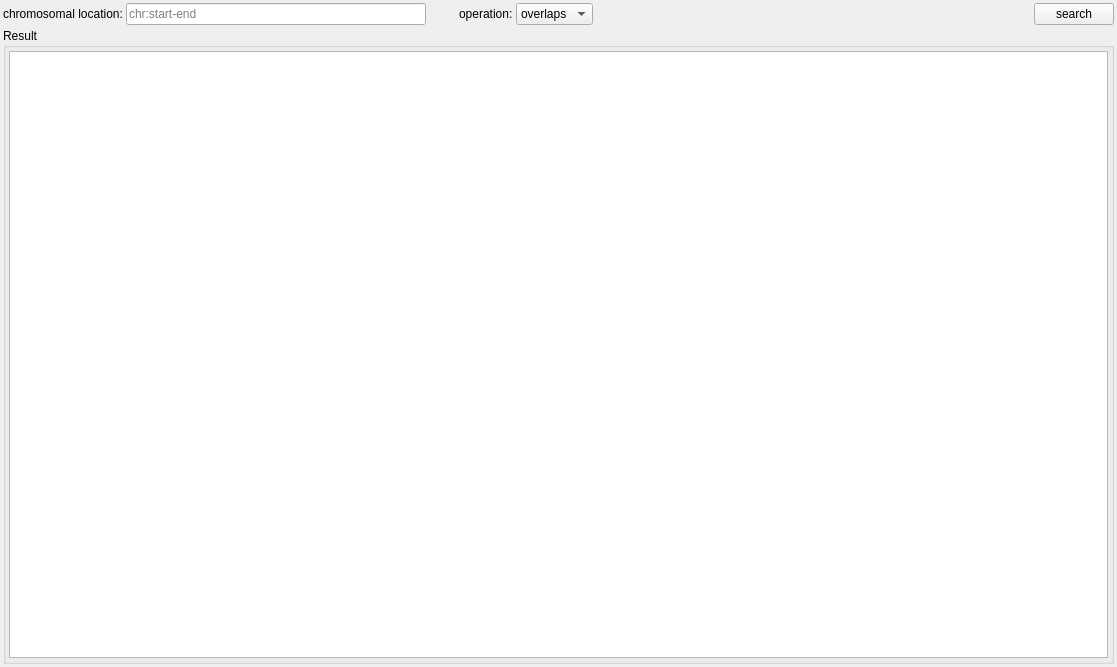
Above: src/GSvar/CnvSearchWidget.ui from imgag/ngs-bits before the change. Below: the same form after it.
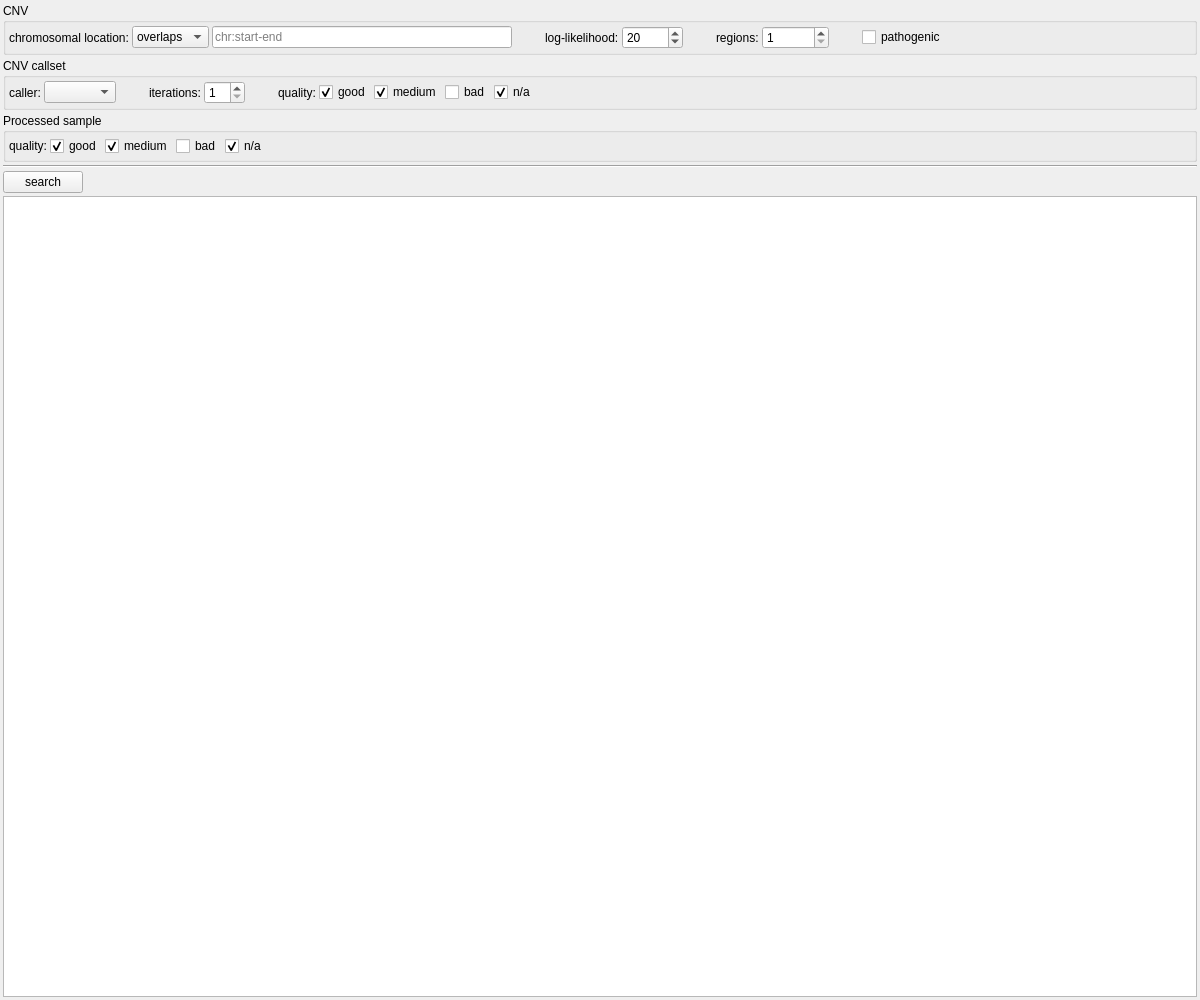
That is the form after the change. Custom widgets are drawn as their Qt base class.

Commit message: First version of CNV search widget.

Diff of the .ui file:
```diff
--- a/src/GSvar/CnvSearchWidget.ui
+++ b/src/GSvar/CnvSearchWidget.ui
@@ -6,14 +6,20 @@
    <rect>
     <x>0</x>
     <y>0</y>
-    <width>1117</width>
-    <height>667</height>
+    <width>1200</width>
+    <height>1000</height>
    </rect>
   </property>
+  <property name="minimumSize">
+   <size>
+    <width>1200</width>
+    <height>1000</height>
+   </size>
+  </property>
   <property name="windowTitle">
    <string>Form</string>
   </property>
-  <layout class="QVBoxLayout" name="verticalLayout_2">
+  <layout class="QVBoxLayout" name="verticalLayout_2" stretch="0,0,0,0,0,0">
    <property name="spacing">
     <number>3</number>
    </property>
@@ -30,10 +36,29 @@
     <number>3</number>
    </property>
    <item>
-    <layout class="QHBoxLayout" name="horizontalLayout">
+    <widget class="QGroupBox" name="groupBox_4">
+     <property name="title">
+      <string>CNV</string>
+     </property>
+     <property name="flat">
+      <bool>true</bool>
+     </property>
+     <layout class="QHBoxLayout" name="horizontalLayout_2">
      <property name="spacing">
       <number>3</number>
      </property>
+      <property name="leftMargin">
+       <number>3</number>
+      </property>
+      <property name="topMargin">
+       <number>3</number>
+      </property>
+      <property name="rightMargin">
+       <number>3</number>
+      </property>
+      <property name="bottomMargin">
+       <number>3</number>
+      </property>
      <item>
       <widget class="QLabel" name="label">
        <property name="text">
@@ -41,6 +66,20 @@
        </property>
       </widget>
      </item>
+      <item>
+       <widget class="QComboBox" name="operation">
+        <item>
+         <property name="text">
+          <string>overlaps</string>
+         </property>
+        </item>
+        <item>
+         <property name="text">
+          <string>contains</string>
+         </property>
+        </item>
+       </widget>
+      </item>
      <item>
       <widget class="QLineEdit" name="coordinates">
        <property name="minimumSize">
@@ -61,7 +100,7 @@
       </widget>
      </item>
      <item>
-      <spacer name="horizontalSpacer_2">
+       <spacer name="horizontalSpacer_7">
        <property name="orientation">
         <enum>Qt::Horizontal</enum>
        </property>
@@ -71,30 +110,100 @@
        <property name="sizeHint" stdset="0">
         <size>
          <width>30</width>
-         <height>5</height>
+          <height>10</height>
         </size>
        </property>
       </spacer>
      </item>
      <item>
-      <widget class="QLabel" name="label_2">
+       <widget class="QLabel" name="label_6">
        <property name="text">
-        <string>operation:</string>
+         <string>log-likelihood:</string>
        </property>
       </widget>
      </item>
      <item>
-      <widget class="QComboBox" name="operation">
+       <widget class="QSpinBox" name="ll">
+        <property name="toolTip">
+         <string>Minimum log-likelihood (only for caller ClinCNV).</string>
+        </property>
+        <property name="minimum">
+         <number>1</number>
+        </property>
+        <property name="maximum">
+         <number>10000</number>
+        </property>
+        <property name="singleStep">
+         <number>5</number>
+        </property>
+        <property name="value">
+         <number>20</number>
+        </property>
+       </widget>
+      </item>
        <item>
-        <property name="text">
-         <string>overlaps</string>
+       <spacer name="horizontalSpacer_8">
+        <property name="orientation">
+         <enum>Qt::Horizontal</enum>
         </property>
+        <property name="sizeType">
+         <enum>QSizePolicy::Fixed</enum>
+        </property>
+        <property name="sizeHint" stdset="0">
+         <size>
+          <width>30</width>
+          <height>10</height>
+         </size>
+        </property>
+       </spacer>
        </item>
        <item>
+       <widget class="QLabel" name="label_7">
         <property name="text">
-         <string>contains</string>
+         <string>regions:</string>
         </property>
-       </item>
+       </widget>
+      </item>
+      <item>
+       <widget class="QSpinBox" name="regions">
+        <property name="toolTip">
+         <string>&lt;html&gt;&lt;head/&gt;&lt;body&gt;&lt;p&gt;Minimum number of regions.&lt;br/&gt;&lt;br/&gt;For exomes, a region is an exon.&lt;br/&gt;For genomes, a region is a 1000 bases window.&lt;/p&gt;&lt;/body&gt;&lt;/html&gt;</string>
+        </property>
+        <property name="minimum">
+         <number>1</number>
+        </property>
+        <property name="maximum">
+         <number>1000000</number>
+        </property>
+        <property name="value">
+         <number>1</number>
+        </property>
+       </widget>
+      </item>
+      <item>
+       <spacer name="horizontalSpacer_9">
+        <property name="orientation">
+         <enum>Qt::Horizontal</enum>
+        </property>
+        <property name="sizeType">
+         <enum>QSizePolicy::Fixed</enum>
+        </property>
+        <property name="sizeHint" stdset="0">
+         <size>
+          <width>30</width>
+          <height>10</height>
+         </size>
+        </property>
+       </spacer>
+      </item>
+      <item>
+       <widget class="QCheckBox" name="pathogenic">
+        <property name="toolTip">
+         <string>Show only CNVs with class 4/5.</string>
+        </property>
+        <property name="text">
+         <string>pathogenic</string>
+        </property>
       </widget>
      </item>
      <item>
@@ -108,11 +217,256 @@
        <property name="sizeHint" stdset="0">
         <size>
          <width>30</width>
-         <height>20</height>
+          <height>10</height>
         </size>
        </property>
       </spacer>
      </item>
+     </layout>
+    </widget>
+   </item>
+   <item>
+    <widget class="QGroupBox" name="groupBox_2">
+     <property name="title">
+      <string>CNV callset</string>
+     </property>
+     <property name="flat">
+      <bool>true</bool>
+     </property>
+     <layout class="QHBoxLayout" name="horizontalLayout_4">
+      <property name="spacing">
+       <number>3</number>
+      </property>
+      <property name="leftMargin">
+       <number>3</number>
+      </property>
+      <property name="topMargin">
+       <number>3</number>
+      </property>
+      <property name="rightMargin">
+       <number>3</number>
+      </property>
+      <property name="bottomMargin">
+       <number>3</number>
+      </property>
+      <item>
+       <widget class="QLabel" name="label_2">
+        <property name="text">
+         <string>caller:</string>
+        </property>
+       </widget>
+      </item>
+      <item>
+       <widget class="QComboBox" name="caller"/>
+      </item>
+      <item>
+       <spacer name="horizontalSpacer_5">
+        <property name="orientation">
+         <enum>Qt::Horizontal</enum>
+        </property>
+        <property name="sizeType">
+         <enum>QSizePolicy::Fixed</enum>
+        </property>
+        <property name="sizeHint" stdset="0">
+         <size>
+          <width>30</width>
+          <height>10</height>
+         </size>
+        </property>
+       </spacer>
+      </item>
+      <item>
+       <widget class="QLabel" name="label_5">
+        <property name="toolTip">
+         <string/>
+        </property>
+        <property name="text">
+         <string>iterations:</string>
+        </property>
+       </widget>
+      </item>
+      <item>
+       <widget class="QSpinBox" name="iterations">
+        <property name="toolTip">
+         <string>Maximum number of iterations (only for caller ClinCNV).</string>
+        </property>
+        <property name="minimum">
+         <number>1</number>
+        </property>
+       </widget>
+      </item>
+      <item>
+       <spacer name="horizontalSpacer_6">
+        <property name="orientation">
+         <enum>Qt::Horizontal</enum>
+        </property>
+        <property name="sizeType">
+         <enum>QSizePolicy::Fixed</enum>
+        </property>
+        <property name="sizeHint" stdset="0">
+         <size>
+          <width>30</width>
+          <height>10</height>
+         </size>
+        </property>
+       </spacer>
+      </item>
+      <item>
+       <widget class="QLabel" name="label_4">
+        <property name="text">
+         <string>quality:</string>
+        </property>
+       </widget>
+      </item>
+      <item>
+       <widget class="QCheckBox" name="q_cs_good">
+        <property name="text">
+         <string>good</string>
+        </property>
+        <property name="checked">
+         <bool>true</bool>
+        </property>
+       </widget>
+      </item>
+      <item>
+       <widget class="QCheckBox" name="q_cs_medium">
+        <property name="text">
+         <string>medium</string>
+        </property>
+        <property name="checked">
+         <bool>true</bool>
+        </property>
+       </widget>
+      </item>
+      <item>
+       <widget class="QCheckBox" name="q_cs_bad">
+        <property name="text">
+         <string>bad</string>
+        </property>
+       </widget>
+      </item>
+      <item>
+       <widget class="QCheckBox" name="q_cs_na">
+        <property name="text">
+         <string>n/a</string>
+        </property>
+        <property name="checked">
+         <bool>true</bool>
+        </property>
+       </widget>
+      </item>
+      <item>
+       <spacer name="horizontalSpacer_4">
+        <property name="orientation">
+         <enum>Qt::Horizontal</enum>
+        </property>
+        <property name="sizeHint" stdset="0">
+         <size>
+          <width>946</width>
+          <height>10</height>
+         </size>
+        </property>
+       </spacer>
+      </item>
+     </layout>
+    </widget>
+   </item>
+   <item>
+    <widget class="QGroupBox" name="groupBox_3">
+     <property name="title">
+      <string>Processed sample</string>
+     </property>
+     <property name="flat">
+      <bool>true</bool>
+     </property>
+     <layout class="QHBoxLayout" name="horizontalLayout_3">
+      <property name="spacing">
+       <number>3</number>
+      </property>
+      <property name="leftMargin">
+       <number>3</number>
+      </property>
+      <property name="topMargin">
+       <number>3</number>
+      </property>
+      <property name="rightMargin">
+       <number>3</number>
+      </property>
+      <property name="bottomMargin">
+       <number>3</number>
+      </property>
+      <item>
+       <widget class="QLabel" name="label_3">
+        <property name="text">
+         <string>quality:</string>
+        </property>
+       </widget>
+      </item>
+      <item>
+       <widget class="QCheckBox" name="q_ps_good">
+        <property name="text">
+         <string>good</string>
+        </property>
+        <property name="checked">
+         <bool>true</bool>
+        </property>
+       </widget>
+      </item>
+      <item>
+       <widget class="QCheckBox" name="q_ps_medium">
+        <property name="text">
+         <string>medium</string>
+        </property>
+        <property name="checked">
+         <bool>true</bool>
+        </property>
+       </widget>
+      </item>
+      <item>
+       <widget class="QCheckBox" name="q_ps_bad">
+        <property name="text">
+         <string>bad</string>
+        </property>
+       </widget>
+      </item>
+      <item>
+       <widget class="QCheckBox" name="q_ps_na">
+        <property name="text">
+         <string>n/a</string>
+        </property>
+        <property name="checked">
+         <bool>true</bool>
+        </property>
+       </widget>
+      </item>
+      <item>
+       <spacer name="horizontalSpacer_3">
+        <property name="orientation">
+         <enum>Qt::Horizontal</enum>
+        </property>
+        <property name="sizeHint" stdset="0">
+         <size>
+          <width>946</width>
+          <height>10</height>
+         </size>
+        </property>
+       </spacer>
+      </item>
+     </layout>
+    </widget>
+   </item>
+   <item>
+    <widget class="Line" name="line">
+     <property name="orientation">
+      <enum>Qt::Horizontal</enum>
+     </property>
+    </widget>
+   </item>
+   <item>
+    <layout class="QHBoxLayout" name="horizontalLayout">
+     <property name="spacing">
+      <number>3</number>
+     </property>
      <item>
       <widget class="QPushButton" name="search_btn">
        <property name="text">
@@ -120,37 +474,30 @@
        </property>
       </widget>
      </item>
+     <item>
+      <widget class="QLabel" name="message">
+       <property name="text">
+        <string/>
+       </property>
+      </widget>
+     </item>
+     <item>
+      <spacer name="horizontalSpacer_2">
+       <property name="orientation">
+        <enum>Qt::Horizontal</enum>
+       </property>
+       <property name="sizeHint" stdset="0">
+        <size>
+         <width>40</width>
+         <height>10</height>
+        </size>
+       </property>
+      </spacer>
+     </item>
     </layout>
    </item>
-   <item>
-    <widget class="QGroupBox" name="groupBox">
-     <property name="title">
-      <string>Result</string>
-     </property>
-     <property name="flat">
-      <bool>true</bool>
-     </property>
-     <layout class="QVBoxLayout" name="verticalLayout">
-      <property name="spacing">
-       <number>3</number>
-      </property>
-      <property name="leftMargin">
-       <number>3</number>
-      </property>
-      <property name="topMargin">
-       <number>3</number>
-      </property>
-      <property name="rightMargin">
-       <number>3</number>
-      </property>
-      <property name="bottomMargin">
-       <number>3</number>
-      </property>
       <item>
        <widget class="DBTableWidget" name="table"/>
-      </item>
-     </layout>
-    </widget>
    </item>
   </layout>
  </widget>
```
Lines whose indentation alone changed are shown as unchanged. The commit also changes 6 other files.
